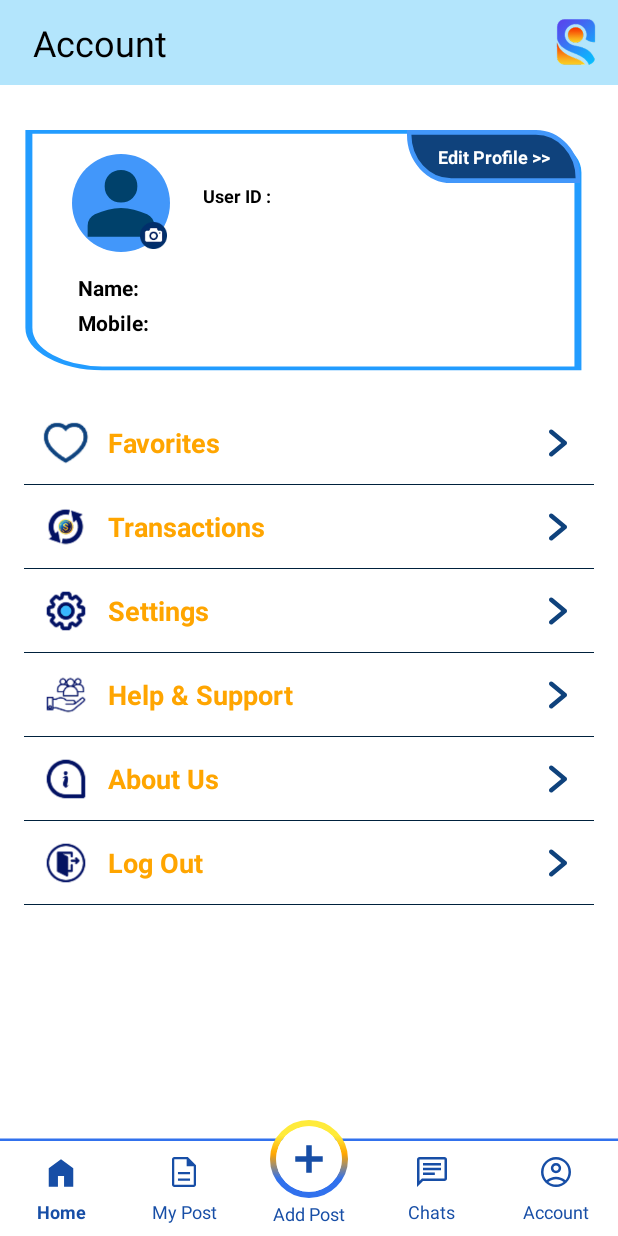
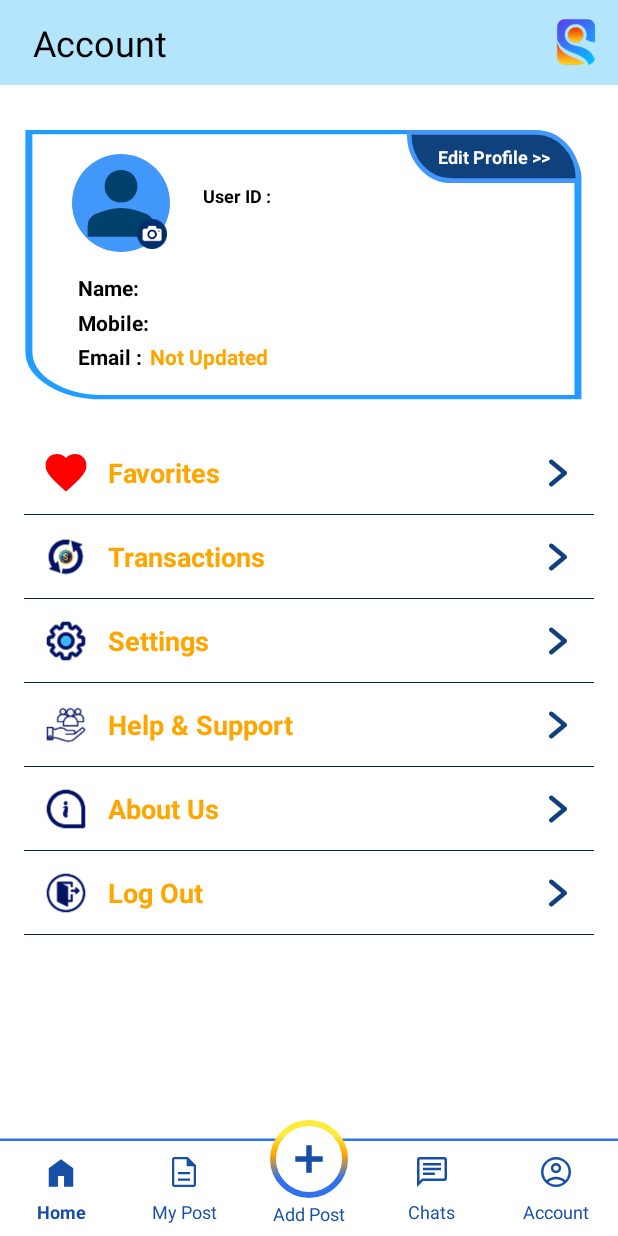
Before and after one commit to sandeep07-k/Seekshak.com, an Android app built with Jetpack Compose: the fragment MyAccountFragment placed in its activity, on a phone screen of 412 x 824 dp. Run offline under Robolectric (Android 15) with nearby library versions, the phone set to English and light mode, and no system bars; our stand-ins replace Firebase (no records; nobody signed in at launch, a user with empty details on screens opened directly), Shimmer; libraries missing offline, so code that uses them is left out: com.yalantis.ucrop; pictures from the network do not load.

Commit message:
updated to view image and wishlist

```diff
--- a/app/src/main/AndroidManifest.xml
+++ b/app/src/main/AndroidManifest.xml
@@ -97,6 +97,8 @@
 
         <activity android:name=".EditPostActivity"
             android:windowSoftInputMode="adjustPan"/>
+        <activity android:name=".FullImageActivity" />
+
 
 
         <uses-library android:name="org.apache.http.legacy" android:required="false"/>
--- /dev/null
+++ b/app/src/main/res/drawable/ic_heart.xml
@@ -0,0 +1,9 @@
+<vector xmlns:android="http://schemas.android.com/apk/res/android"
+    android:width="24dp"
+    android:height="24dp"
+    android:viewportWidth="960"
+    android:viewportHeight="960">
+  <path
+      android:pathData="m479.76,851 l-63.5,-57.02Q314.3,702.26 247.71,635.54q-66.6,-66.71 -105.72,-119.81 -39.12,-53.1 -54.74,-97.82Q71.63,373.2 71.63,326q0,-97.59 65.27,-162.98 65.27,-65.39 162.86,-65.39 51.76,0 98.52,21.04 46.76,21.05 81.48,59.85 34.72,-38.8 81.48,-59.85 46.76,-21.04 98.52,-21.04 97.59,0 163.1,65.39 65.51,65.39 65.51,162.98 0,46.96 -15.5,91.67 -15.5,44.72 -54.74,97.7 -39.24,52.98 -105.96,119.81 -66.71,66.84 -168.91,158.8L479.76,851Z"
+      android:fillColor="#FF0000"/>
+</vector>
--- a/app/src/main/res/drawable/profile_card_bg.xml
+++ b/app/src/main/res/drawable/profile_card_bg.xml
@@ -1,6 +1,6 @@
 <vector xmlns:android="http://schemas.android.com/apk/res/android"
     android:width="340dp"
-    android:height="165dp"
+    android:height="185dp"
     android:viewportWidth="408"
     android:viewportHeight="321">
   <path
--- a/app/src/main/res/layout/fragment_myaccount.xml
+++ b/app/src/main/res/layout/fragment_myaccount.xml
@@ -96,8 +96,8 @@
 
                         <ImageButton
                             android:id="@+id/ic_camera"
-                            android:layout_width="18dp"
-                            android:layout_height="18dp"
+                            android:layout_width="20dp"
+                            android:layout_height="20dp"
                             android:layout_gravity="bottom|end"
                             android:layout_margin="2dp"
                             android:background="@drawable/ic_camera"
@@ -180,30 +180,30 @@
                         android:textSize="14sp"
                         android:textStyle="bold" />
 
-<!--                    <TextView-->
-<!--                        android:id="@+id/text_email"-->
-<!--                        android:layout_width="wrap_content"-->
-<!--                        android:layout_height="wrap_content"-->
-<!--                        android:layout_below="@+id/text_mobile"-->
+                    <TextView
+                        android:id="@+id/text_email"
+                        android:layout_width="wrap_content"
+                        android:layout_height="wrap_content"
+                        android:layout_below="@+id/text_mobile"
+                        android:layout_marginTop="3dp"
+                        android:layout_marginStart="20dp"
+                        android:text="Email : "
+                        android:textColor="#000000"
+                        android:textSize="14sp"
+                        android:textStyle="bold" />
 
-<!--                        android:layout_marginTop="3dp"-->
-<!--                        android:text="Email : "-->
-<!--                        android:textColor="#000000"-->
-<!--                        android:textSize="14sp"-->
-<!--                        android:textStyle="bold" />-->
-
-<!--                    <TextView-->
-<!--                        android:id="@+id/user_email"-->
-<!--                        android:layout_width="wrap_content"-->
-<!--                        android:layout_height="wrap_content"-->
-<!--                        android:layout_below="@+id/mobile_no"-->
-<!--                        android:layout_marginStart="2dp"-->
-<!--                        android:layout_marginTop="3dp"-->
-<!--                        android:layout_toEndOf="@+id/text_email"-->
-<!--                        android:text=" "-->
-<!--                        android:textColor="#00213D"-->
-<!--                        android:textSize="14sp"-->
-<!--                        android:textStyle="bold" />-->
+                    <TextView
+                        android:id="@+id/user_email"
+                        android:layout_width="wrap_content"
+                        android:layout_height="wrap_content"
+                        android:layout_below="@+id/mobile_no"
+                        android:layout_marginStart="2dp"
+                        android:layout_marginTop="3dp"
+                        android:layout_toEndOf="@+id/text_email"
+                        android:text="Not Updated"
+                        android:textColor="#FFA500"
+                        android:textSize="14sp"
+                        android:textStyle="bold" />
 
                 </RelativeLayout>
                 <LinearLayout
```
Also changed, not shown: app/src/main/java/com/example/seekshakcom/FullImageActivity.kt (added, +29 -0 lines), app/src/main/java/com/example/seekshakcom/MyAccountFragment.kt (+12 -0 lines), app/src/main/res/layout/activity_full_image.xml (added, +26 -0 lines), app/src/main/res/drawable/ic_heart.png (deleted).
